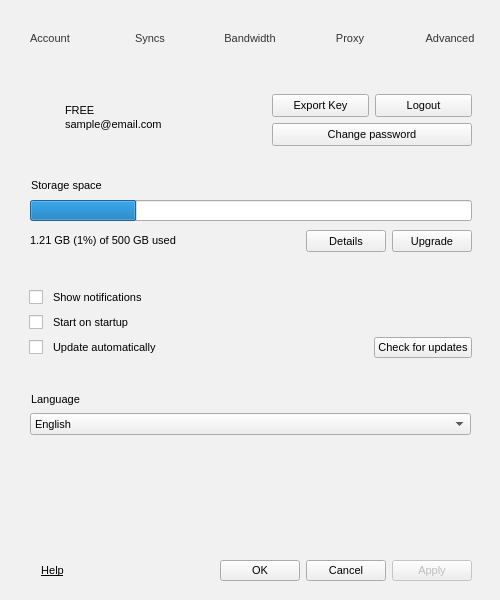
Before: the Qt Designer form src/MEGASync/gui/linux/SettingsDialog.ui in meganz/MEGAsync, drawn with Qt 5.
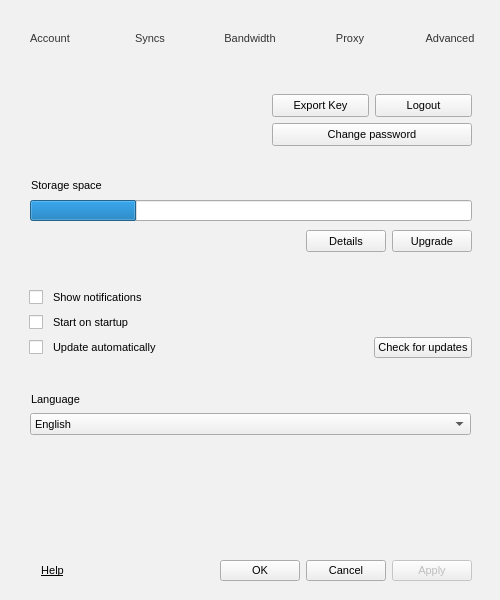
After: the same form once the commit is applied. Icons and pictures are not drawn.

Commit message: Remove sample labels

Diff of the .ui file:
```diff
--- a/src/MEGASync/gui/linux/SettingsDialog.ui
+++ b/src/MEGASync/gui/linux/SettingsDialog.ui
@@ -789,7 +789,7 @@
                    <enum>Qt::StrongFocus</enum>
                   </property>
                   <property name="text">
-                   <string>FREE</string>
+                   <string/>
                   </property>
                  </widget>
                 </item>
@@ -841,7 +841,7 @@
                    <enum>Qt::StrongFocus</enum>
                   </property>
                   <property name="text">
-                   <string notr="true">sample@email.com</string>
+                   <string notr="true"/>
                   </property>
                  </widget>
                 </item>
@@ -1218,7 +1218,7 @@
 </string>
                </property>
                <property name="text">
-                <string notr="true">1.21 GB (1%) of 500 GB used</string>
+                <string notr="true"/>
                </property>
               </widget>
              </item>
```
The commit also changes 2 other files.
